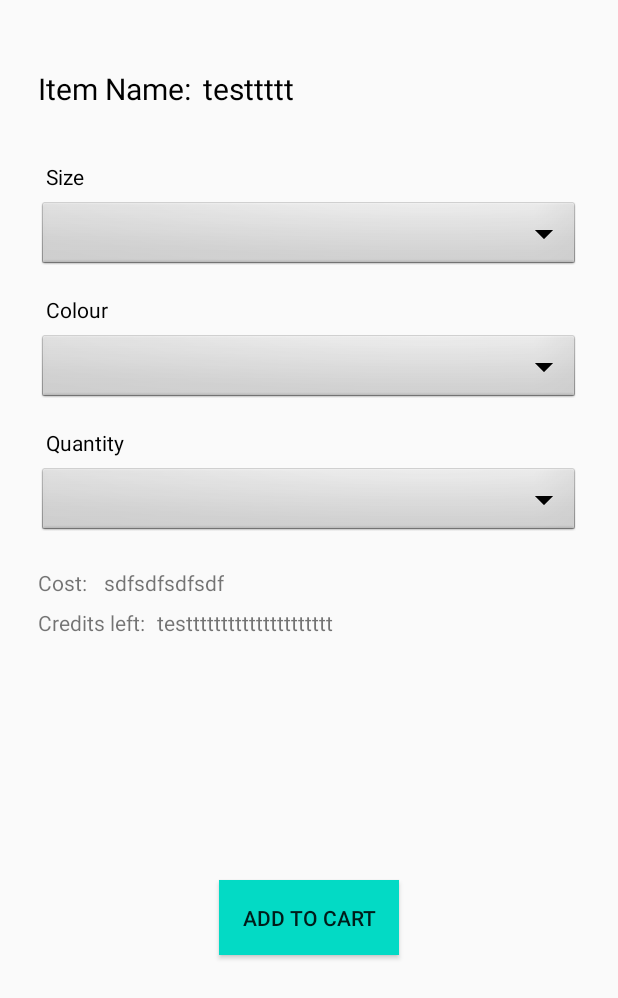
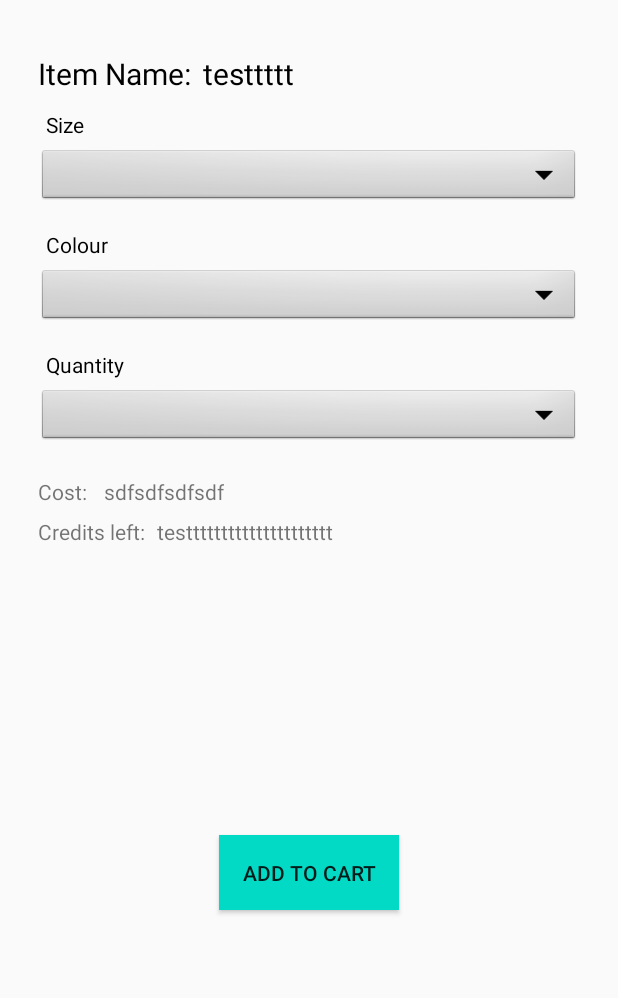
Before and after one commit to Phoshco/CodeExpDeez, an Android app: the layout activity_view_emart_item.xml on its own in the app's theme, with its tools: preview values and no code run, on a phone screen of 412 x 824 dp. Shown: the top 998 px of the screen. Run offline under Robolectric (Android 15) with nearby library versions, the phone set to English and light mode, and no system bars.

Commit message:
clean up

```diff
--- a/app/src/main/res/layout/activity_checkout_cart.xml
+++ b/app/src/main/res/layout/activity_checkout_cart.xml
@@ -16,7 +16,7 @@
         android:id="@+id/title_cart_page"
         android:layout_width="match_parent"
         android:layout_height="wrap_content"
-        android:layout_marginTop="10dp"
+        android:layout_marginTop="2dp"
         android:layout_weight="1"
         android:background="@drawable/box_display"
         android:padding="10dp"
@@ -61,7 +61,7 @@
     <Spinner
         android:id="@+id/spinnerPickUp"
         android:layout_width="match_parent"
-        android:layout_height="wrap_content"
+        android:layout_height="40dp"
         android:background="@android:drawable/btn_dropdown"
         android:spinnerMode="dropdown"
         android:layout_marginBottom="10dp"
--- a/app/src/main/res/layout/activity_view_emart_item.xml
+++ b/app/src/main/res/layout/activity_view_emart_item.xml
@@ -13,7 +13,7 @@
         android:layout_width="wrap_content"
         android:layout_height="wrap_content"
         android:layout_weight="1"
-        android:layout_marginTop="20dp"
+        android:layout_marginTop="10dp"
         android:text="Item Name:"
         android:textColor="@color/black"
         android:textSize="20dp"
@@ -26,7 +26,7 @@
         android:layout_width="280dp"
         android:layout_height="wrap_content"
         android:layout_weight="1"
-        android:layout_marginTop="20dp"
+        android:layout_marginTop="10dp"
         android:textColor="@color/black"
         android:layout_marginLeft="8dp"
         android:ellipsize="end"
@@ -43,7 +43,7 @@
         android:layout_width="match_parent"
         android:layout_height="wrap_content"
         android:layout_weight="1"
-        android:layout_marginTop="30dp"
+        android:layout_marginTop="5dp"
         android:padding="5dp"
         android:text="Size"
         android:textColor="@color/black"
@@ -54,7 +54,7 @@
     <Spinner
         android:id="@+id/spinnerSize"
         android:layout_width="match_parent"
-        android:layout_height="wrap_content"
+        android:layout_height="40dp"
         android:background="@android:drawable/btn_dropdown"
         android:spinnerMode="dropdown"
         app:layout_constraintTop_toBottomOf="@id/textViewSize"
@@ -74,7 +74,7 @@
     <Spinner
         android:id="@+id/spinnerCOlour"
         android:layout_width="match_parent"
-        android:layout_height="wrap_content"
+        android:layout_height="40dp"
         android:layout_below="@+id/textViewColour"
         android:background="@android:drawable/btn_dropdown"
         android:spinnerMode="dropdown"
@@ -96,7 +96,7 @@
     <Spinner
         android:id="@+id/spinnerQuantity"
         android:layout_width="match_parent"
-        android:layout_height="wrap_content"
+        android:layout_height="40dp"
         android:layout_below="@+id/textViewColour"
         android:background="@android:drawable/btn_dropdown"
         android:spinnerMode="dropdown"
--- a/app/src/main/res/layout/announcement_item.xml
+++ b/app/src/main/res/layout/announcement_item.xml
@@ -32,6 +32,7 @@
         android:text="Details"
         android:id="@+id/announcement_message"
         android:paddingLeft="10dp"
+        android:paddingBottom="1dp"
         android:textSize="15sp"
         android:textColor="@color/black"
         android:outlineSpotShadowColor="#4CFF00"
--- a/app/src/main/res/layout/event_items.xml
+++ b/app/src/main/res/layout/event_items.xml
@@ -33,6 +33,7 @@
         android:text="Details"
         android:id="@+id/event_details"
         android:paddingLeft="10dp"
+        android:paddingBottom="1dp"
         android:textSize="15sp"
         android:textColor="@color/black"
         android:outlineSpotShadowColor="#4CFF00"
```
Also changed, not shown: app/src/main/res/layout/cart_list_item.xml (+8 -8 lines), app/src/main/res/layout/history_list_item.xml (+9 -9 lines).
